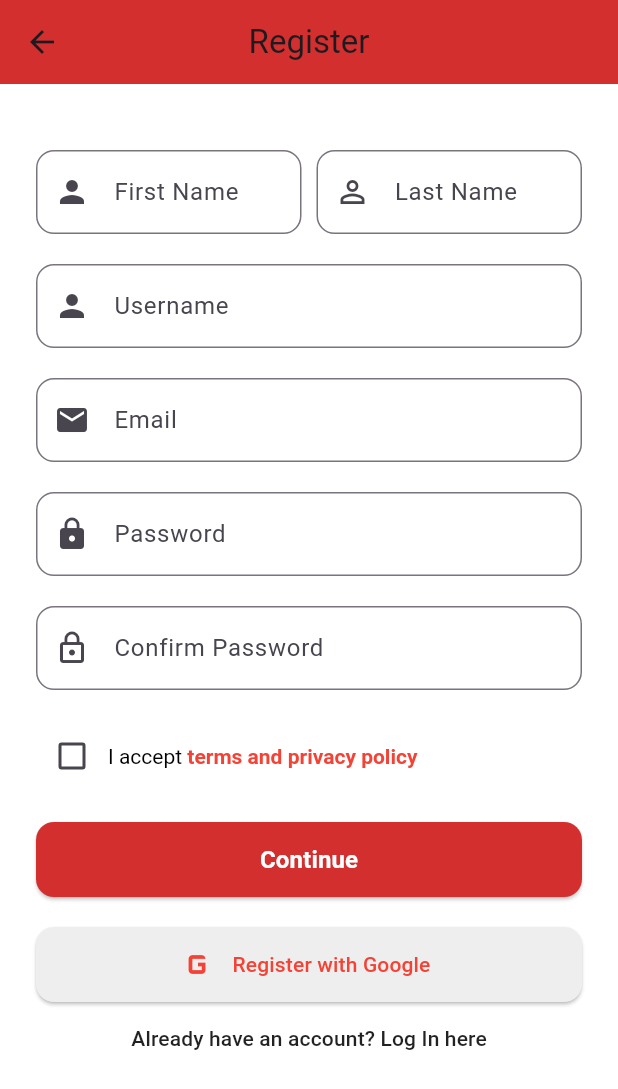
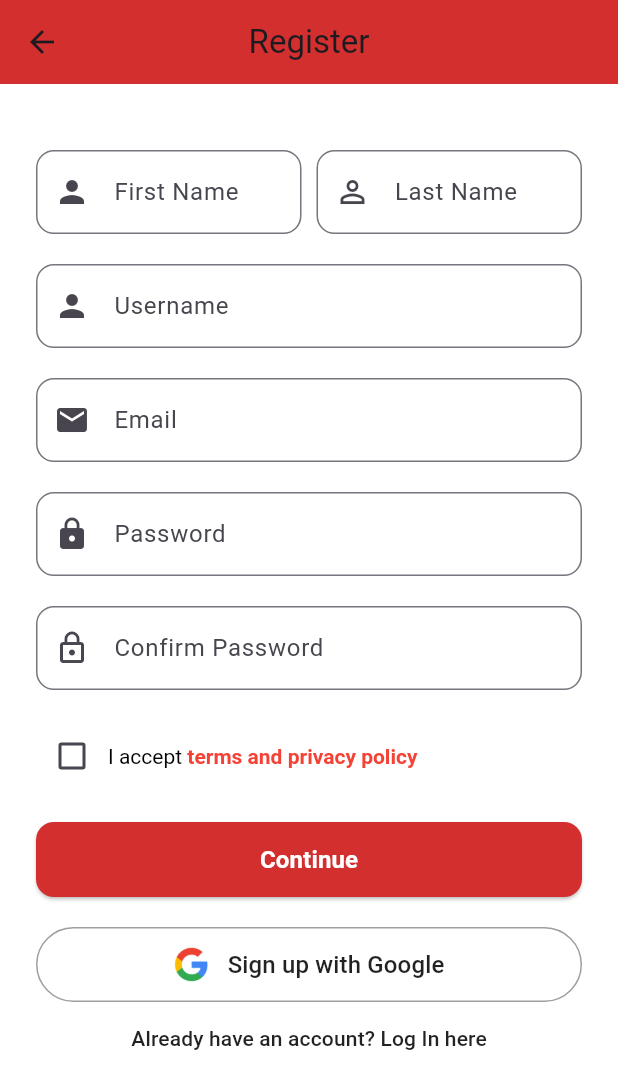
Before and after one commit to Queenyvn/smart_card, a Flutter app: the RegisterPage screen opened by its route, on a phone screen of 412 x 824 dp. Shown: the top 1089 px of the screen. Run offline on Flutter 3.47's test engine with Material 3 defaults, Android fonts, the phone set to English and light mode, and no system bars; our stand-ins replace cloud_firestore, firebase_auth, firebase_core, google_sign_in; accounts and stored records are empty.

Commit message:
modified: register page (sign in with google button)

```diff
--- a/lib/pages/register_page.dart
+++ b/lib/pages/register_page.dart
@@ -300,34 +300,29 @@
               const SizedBox(height: 20),
 
               //Google Sign In Button
-              ElevatedButton.icon(
-                icon: const Icon(Icons.g_mobiledata, color: Colors.red, size: 30),
-                label: const Text(
-                  "Register with Google",
-                  style: TextStyle(color: Colors.red),
-                ),
-                style: ElevatedButton.styleFrom(
-                  backgroundColor: Colors.grey[200],
+              OutlinedButton(
+                style: OutlinedButton.styleFrom(
+                  shape: RoundedRectangleBorder(
+                    borderRadius: BorderRadius.circular(30),
+                  ),
+                  side: const BorderSide(color: Colors.grey),
+                  padding: const EdgeInsets.symmetric(vertical: 12, horizontal: 20),
+                  backgroundColor: Colors.white,
                   minimumSize: const Size(double.infinity, 50),
-                  shape: RoundedRectangleBorder(
-                    borderRadius: BorderRadius.circular(12),
-                  ),
                 ),
                 onPressed: () async {
                   final googleProvider = GoogleSignInProvider();
                   final user = await googleProvider.signInWithGoogle();
 
-                  //SAVE USER TO FIRESTORE IF NEW AWAIT//
                   if (user != null) {
-                    FirebaseFirestore.instance.collection('users').doc(user.uid).set({
+                    await FirebaseFirestore.instance.collection('users').doc(user.uid).set({
                       'firstName': _firstNameController.text.trim(),
                       'lastName': _lastNameController.text.trim(),
                       'username': _usernameController.text.trim(),
                       'email': user.email,
                       'uid': user.uid,
                       'createdAt': Timestamp.now(),
-                    }
-                    );
+                    });
 
                     Navigator.pushReplacement(
                       context,
@@ -335,10 +330,29 @@
                         builder: (context) => EditProfilePage(fromRegister: true),
                       ),
                     );
-                  };
+                  }
                 },
+                child: Row(
+                  mainAxisAlignment: MainAxisAlignment.center,
+                  children: [
+                    Image.asset(
+                      'assets/google_logo.png', // <-- add your Google "G" logo here
+                      height: 24,
+                    ),
+                    const SizedBox(width: 12),
+                    const Text(
+                      "Sign up with Google",
+                      style: TextStyle(
+                        fontSize: 16,
+                        color: Colors.black87,
+                      ),
+                    ),
+                  ],
+                ),
+              ),
 
-              ),
+              // END OF Google Sign In Button CODE //
+
 
               // Already Have Account? Login
               TextButton(
```
